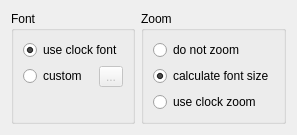
Above: plugin_core/base_settings_widget.ui from Kolcha/DigitalClock4 before the change. Below: the same form after it.
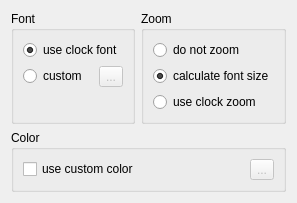
That is the form after the change.

Commit message:
plugin_core: custom color support
branch : plugins

Diff of the .ui file:
```diff
--- a/plugin_core/base_settings_widget.ui
+++ b/plugin_core/base_settings_widget.ui
@@ -7,16 +7,16 @@
     <x>0</x>
     <y>0</y>
     <width>277</width>
-    <height>131</height>
+    <height>201</height>
    </rect>
   </property>
-  <layout class="QHBoxLayout" name="horizontalLayout_2">
-   <item>
+  <layout class="QGridLayout" name="base_settings_layout">
+   <item row="0" column="0">
     <widget class="QGroupBox" name="font_group">
      <property name="title">
       <string>Font</string>
      </property>
-     <layout class="QVBoxLayout" name="verticalLayout_2">
+     <layout class="QVBoxLayout" name="font_layout">
       <item>
        <widget class="QRadioButton" name="clock_font_button">
         <property name="text">
@@ -64,12 +64,12 @@
      </layout>
     </widget>
    </item>
-   <item>
+   <item row="0" column="1">
     <widget class="QGroupBox" name="zoom_group">
      <property name="title">
       <string>Zoom</string>
      </property>
-     <layout class="QVBoxLayout" name="verticalLayout">
+     <layout class="QVBoxLayout" name="zoom_layout">
       <item>
        <widget class="QRadioButton" name="not_zoom">
         <property name="text">
@@ -97,6 +97,45 @@
      </layout>
     </widget>
    </item>
+   <item row="1" column="0" colspan="2">
+    <widget class="QGroupBox" name="color_group">
+     <property name="title">
+      <string>Color</string>
+     </property>
+     <layout class="QHBoxLayout" name="color_layout">
+      <item>
+       <widget class="QCheckBox" name="use_custom_color">
+        <property name="text">
+         <string>use custom color</string>
+        </property>
+       </widget>
+      </item>
+      <item>
+       <spacer name="horizontalSpacer">
+        <property name="orientation">
+         <enum>Qt::Horizontal</enum>
+        </property>
+        <property name="sizeHint" stdset="0">
+         <size>
+          <width>88</width>
+          <height>20</height>
+         </size>
+        </property>
+       </spacer>
+      </item>
+      <item>
+       <widget class="QToolButton" name="custom_color_button">
+        <property name="enabled">
+         <bool>false</bool>
+        </property>
+        <property name="text">
+         <string notr="true">...</string>
+        </property>
+       </widget>
+      </item>
+     </layout>
+    </widget>
+   </item>
   </layout>
  </widget>
  <resources/>
```
Left out of the diff: 16 changed lines with no effect on the pictures. The commit also changes 8 other files.
